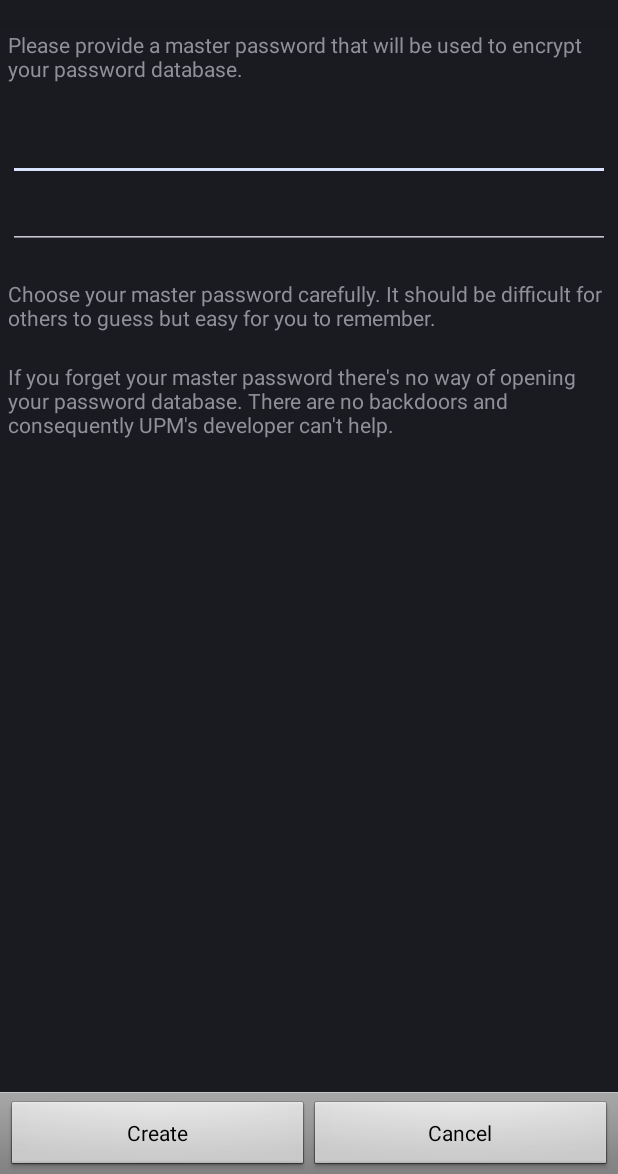
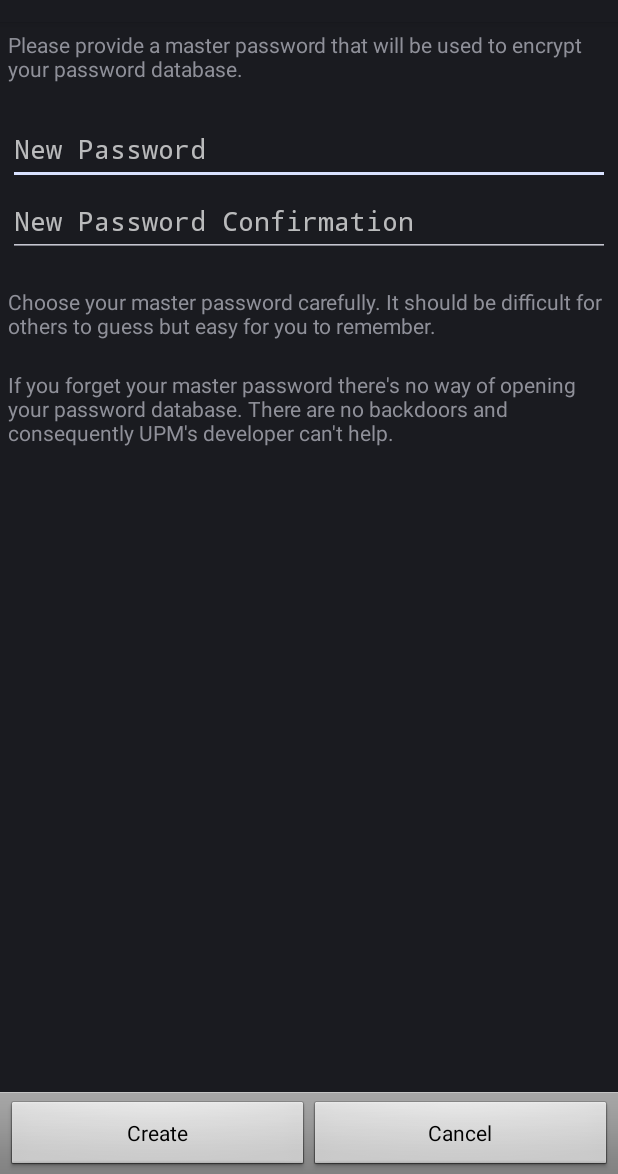
Before and after one commit to appatalks/Epassafe, an Android app: the CreateNewDatabase screen opened directly, with no data from a screen before it, on a phone screen of 412 x 824 dp, the part 62-1236 px from its top. Run offline under Robolectric (Android 15) with nearby library versions, the phone set to English and light mode, and no system bars.

Commit message:
v3.7 release update

```diff
--- a/app/src/main/res/layout/new_master_password_dialog.xml
+++ b/app/src/main/res/layout/new_master_password_dialog.xml
@@ -1,67 +1,89 @@
 <LinearLayout xmlns:android="http://schemas.android.com/apk/res/android"
-    android:layout_width="fill_parent"
-    android:layout_height="fill_parent"
-    android:orientation="vertical">
+    android:layout_width="match_parent"
+    android:layout_height="match_parent"
+    android:orientation="vertical"
+    android:fitsSystemWindows="true">
 
     <ScrollView
-        android:layout_width="fill_parent"
-        android:layout_height="1px"
+        android:layout_width="match_parent"
+        android:layout_height="0dp"
         android:layout_weight="1"
         android:fillViewport="true">
 
-        <LinearLayout android:layout_width="fill_parent"
-                      android:layout_height="fill_parent"
-                      android:orientation="vertical" android:paddingTop="5dip" android:paddingRight="5dip" android:paddingLeft="5dip">
+        <LinearLayout
+            android:layout_width="match_parent"
+            android:layout_height="wrap_content"
+            android:orientation="vertical"
+            android:paddingLeft="5dp"
+            android:paddingTop="5dp"
+            android:paddingRight="5dp">
 
-            <TextView android:layout_width="wrap_content"
+            <TextView
+                android:id="@+id/message"
+                android:layout_width="wrap_content"
                 android:layout_height="wrap_content"
-                      android:id="@+id/message"
-                      android:text="@string/request_new_master_password"
-                      android:layout_marginBottom="20dip"/>
+                android:layout_marginBottom="20dip"
+                android:text="@string/request_new_master_password" />
 
-            <EditText android:id="@+id/password1"
-                      android:layout_width="fill_parent"
+            <EditText
+                android:id="@+id/password1"
+                android:layout_width="match_parent"
                 android:layout_height="wrap_content"
+                android:minHeight="48dp"
+                android:minWidth="48dp"
                 android:importantForAccessibility="no"
-                      android:inputType="textPassword"/>
+                android:importantForAutofill="no"
+                android:inputType="textPassword"
+                android:hint="@string/new_password" />
 
-            <EditText android:id="@+id/password2"
-                      android:layout_width="fill_parent"
+            <EditText
+                android:id="@+id/password2"
+                android:layout_width="match_parent"
                 android:layout_height="wrap_content"
+                android:minHeight="48dp"
+                android:minWidth="48dp"
                 android:importantForAccessibility="no"
-                      android:inputType="textPassword"/>
+                android:importantForAutofill="no"
+                android:inputType="textPassword"
+                android:hint="@string/new_password_confirm" />
 
-            <TextView android:layout_width="wrap_content"
+            <TextView
+                android:layout_width="wrap_content"
                 android:layout_height="wrap_content"
-                      android:text="@string/new_master_password_message"
-                      android:layout_marginTop="20dip"/>
+                android:layout_marginTop="20dip"
+                android:text="@string/new_master_password_message" />
 
-            <TextView android:layout_width="wrap_content"
+            <TextView
+                android:layout_width="wrap_content"
                 android:layout_height="wrap_content"
-                      android:text="@string/dont_forget_password_warning"
-                      android:layout_marginTop="20dip"/>
+                android:layout_marginTop="20dip"
+                android:text="@string/dont_forget_password_warning" />
 
         </LinearLayout>
 
     </ScrollView>
 
     <LinearLayout
-        android:layout_width="fill_parent"
+        style="@android:style/ButtonBar"
+        android:layout_width="match_parent"
         android:layout_height="wrap_content"
-        android:orientation="horizontal"
-        style="@android:style/ButtonBar">
+        android:orientation="horizontal">
 
-        <Button android:layout_width="wrap_content"
-                android:layout_height="wrap_content"
+        <Button
+            android:id="@+id/create_database_button"
             style="@android:style/Widget.Button"
-                android:layout_weight="1" android:text="@string/create" android:id="@+id/create_database_button"/>
-
-        <Button android:id="@+id/cancel_button"
             android:layout_width="wrap_content"
             android:layout_height="wrap_content"
-            android:text="@string/cancel"
+            android:layout_weight="1"
+            android:text="@string/create" />
+
+        <Button
+            android:id="@+id/cancel_button"
             style="@android:style/Widget.Button"
-            android:layout_weight="1"/>
+            android:layout_width="wrap_content"
+            android:layout_height="wrap_content"
+            android:layout_weight="1"
+            android:text="@string/cancel" />
 
     </LinearLayout>
 
--- a/build.gradle
+++ b/build.gradle
@@ -1,17 +1,17 @@
 // Top-level build file where you can add configuration options common to all sub-projects/modules.
 buildscript {
     repositories {
-        jcenter()
+        mavenCentral()
         google()
     }
     dependencies {
-        classpath 'com.android.tools.build:gradle:8.7.3'
+        classpath 'com.android.tools.build:gradle:8.9.3'
     }
 }
 
 allprojects {
     repositories {
 	google()
-        jcenter()
+        mavenCentral()
     }
 }
```
Also changed, not shown: app/src/main/AndroidManifest.xml (+4 -3 lines), app/src/main/res/layout/add_edit_account_details.xml (+25 -24 lines), app/src/main/res/layout/change_master_password.xml (+24 -23 lines), app/src/main/res/layout/dialog.xml (+4 -4 lines), app/src/main/res/layout/easteregg.xml (+4 -4 lines), app/src/main/res/layout/enter_master_password.xml (+16 -11 lines), app/src/main/res/layout/genmain.xml (+47 -75 lines), app/src/main/res/layout/main.xml (+8 -6 lines), app/src/main/res/layout/master_password_dialog.xml (+7 -5 lines), app/src/main/res/layout/new_database_options.xml (+5 -5 lines), app/src/main/res/layout/search_results.xml (+8 -6 lines), app/src/main/res/layout/view_account_details.xml (+57 -46 lines), app/src/main/res/xml/data_extraction_rules.xml (added, +8 -0 lines), gradle/wrapper/gradle-wrapper.properties, 8 other files. Lines whose indentation alone changed are shown as unchanged.
